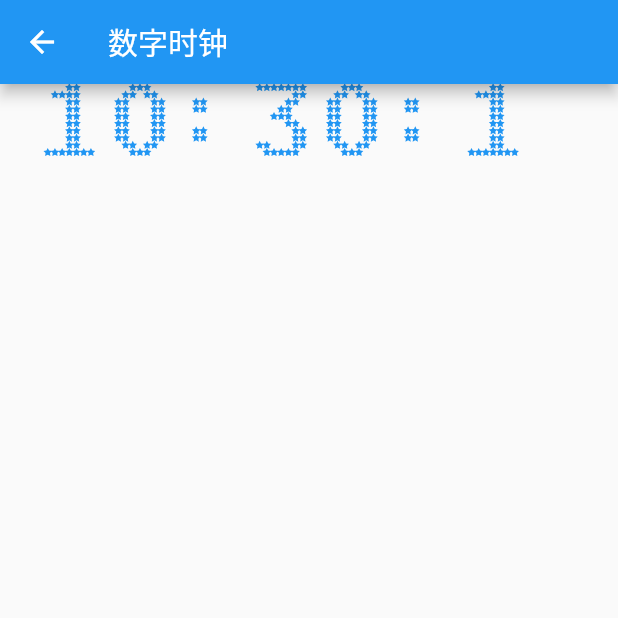
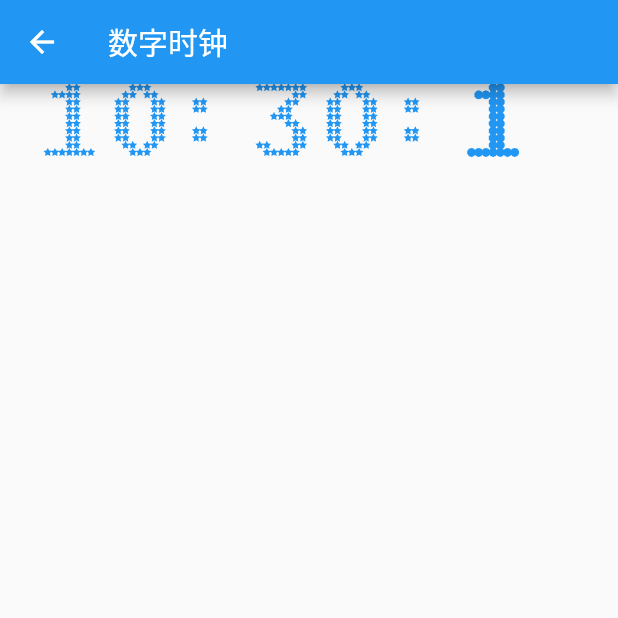
Before and after one commit to 015-Michelle/funny_demo, a Flutter app: the screen it shows after launch, after a tap on "数字时钟", on a phone screen of 412 x 824 dp, the top half of it. Run offline on Flutter 3.47's test engine with Material 2 defaults, Android fonts, the phone set to English and light mode, and no system bars; our stand-ins replace fluro.

Commit message:
star to circle

```diff
--- a/lib/widgets/custom_painte_page.dart
+++ b/lib/widgets/custom_painte_page.dart
@@ -83,7 +83,8 @@ Color randomRGB() {
 }
 
 //数字时钟
-void NumClock(int num, Canvas canvas, double R, double r, Offset offsetPosition, Paint paint) {
+void NumClock(
+    int num, Canvas canvas, double R, double r, Offset offsetPosition, Paint paint, Path path) {
   // if (num > 10) {
   //   return;
   // }
@@ -97,7 +98,7 @@ void NumClock(int num, Canvas canvas, double R, double r, Offset offsetPosition,
         canvas.save();
         canvas.scale(0.3, 0.3);
         canvas.translate(j * 2 * (_radius) + _radius, i * 2 * (_radius) + _radius);
-        canvas.drawPath(drawNStar(5, R, r, offsetPosition), paint);
+        canvas.drawPath(path, paint);
         canvas.restore();
       }
     }
--- a/lib/widgets/num_clock_page.dart
+++ b/lib/widgets/num_clock_page.dart
@@ -17,6 +17,9 @@ class _NumClockPageState extends State<NumClockPage> with SingleTickerProviderSt
       DateTime.now().second.toString();
   late AnimationController _controller;
   late Animation _animation;
+  late Path path;
+  String _preSecond = DateTime.now().second.toString();
+  bool isChange = true;
 
   @override
   void initState() {
@@ -26,11 +29,14 @@ class _NumClockPageState extends State<NumClockPage> with SingleTickerProviderSt
         IntTween(begin: 0, end: 9).animate(CurveTween(curve: Curves.easeInOut).animate(_controller))
           ..addListener(() {
             setState(() {
-              num = DateTime.now().hour.toString() +
-                  ":" +
-                  DateTime.now().minute.toString() +
-                  ":" +
-                  DateTime.now().second.toString();
+              if (_preSecond != DateTime.now().second.toString()) {
+                num = DateTime.now().hour.toString() +
+                    ":" +
+                    DateTime.now().minute.toString() +
+                    ":" +
+                    DateTime.now().second.toString();
+                isChange = false;
+              }
             });
           })
           ..addStatusListener((status) {
@@ -65,8 +71,11 @@ class _NumClockPageState extends State<NumClockPage> with SingleTickerProviderSt
           int length = nums.length;
           canvas.translate(MediaQuery.of(context).size.width / length / 2, 0);
           for (int i = 0; i < length; i++) {
+            path = i < 6
+                ? drawNStar(5, 10, 5, Offset(MediaQuery.of(context).size.width / length * i, 0))
+                : drawNStar(5, 10, 10, Offset(MediaQuery.of(context).size.width / length * i, 0));
             NumClock(nums[i], canvas, 10, 5,
-                Offset(MediaQuery.of(context).size.width / length * i, 0), paint);
+                Offset(MediaQuery.of(context).size.width / length * i, 0), paint, path);
             canvas.translate(MediaQuery.of(context).size.width / length / 2, 0);
           }
         }),
```
